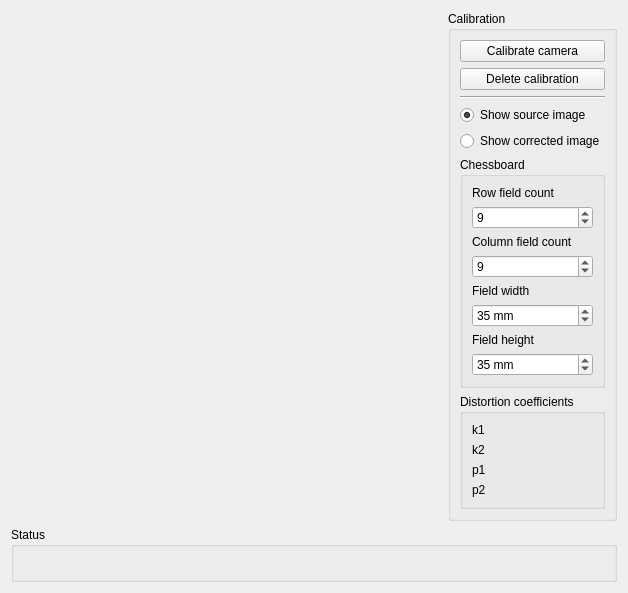
Above: singlecalibrationwidget.ui from KITrokopter/GUI-Application before the change. Below: the same form after it.
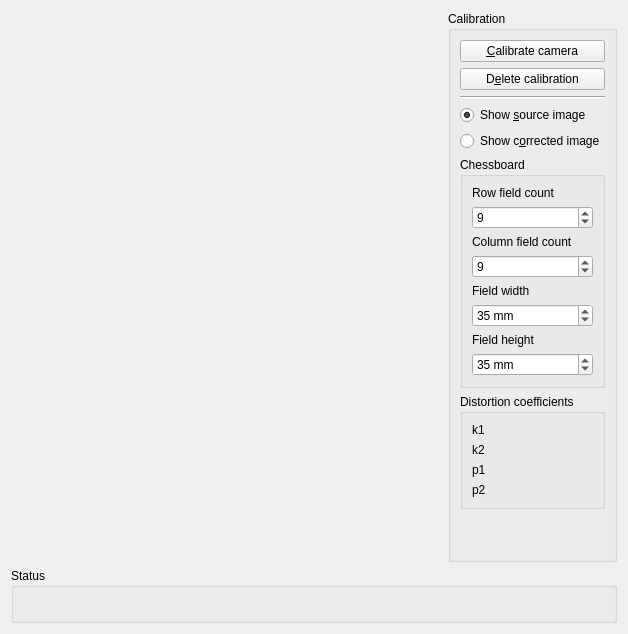
That is the form after the change.

Commit message: Add Alt keyboard shortcuts for all buttons/actions

What changed in the file:
```diff
--- a/singlecalibrationwidget.ui
+++ b/singlecalibrationwidget.ui
@@ -7,7 +7,7 @@
     <x>0</x>
     <y>0</y>
     <width>628</width>
-    <height>540</height>
+    <height>634</height>
    </rect>
   </property>
   <property name="windowTitle">
@@ -38,14 +38,14 @@
         <item>
          <widget class="QPushButton" name="calibrateButton">
           <property name="text">
-           <string>Calibrate camera</string>
+           <string>&amp;Calibrate camera</string>
           </property>
          </widget>
         </item>
         <item>
          <widget class="QPushButton" name="deleteCalibrationButton">
           <property name="text">
-           <string>Delete calibration</string>
+           <string>D&amp;elete calibration</string>
           </property>
          </widget>
         </item>
@@ -59,7 +59,7 @@
         <item>
          <widget class="QRadioButton" name="showSourceRadio">
           <property name="text">
-           <string>Show source image</string>
+           <string>Show &amp;source image</string>
           </property>
           <property name="checked">
            <bool>true</bool>
@@ -69,7 +69,7 @@
         <item>
          <widget class="QRadioButton" name="showCorrectedRadio">
           <property name="text">
-           <string>Show corrected image</string>
+           <string>Show c&amp;orrected image</string>
           </property>
          </widget>
         </item>
```
The commit also changes 3 other files.
